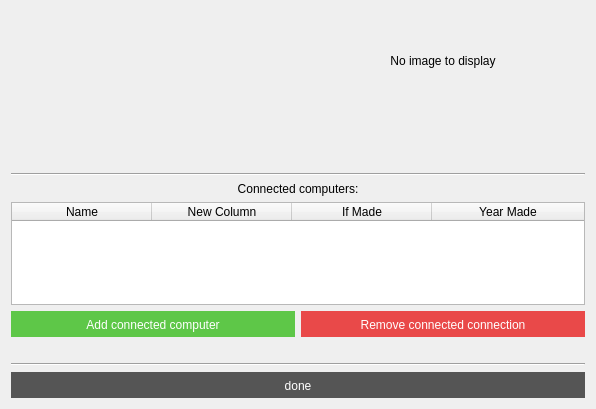
Qt form VL1-project/scientistinfowindow.ui (birkirk/vln1-35) before a commit.
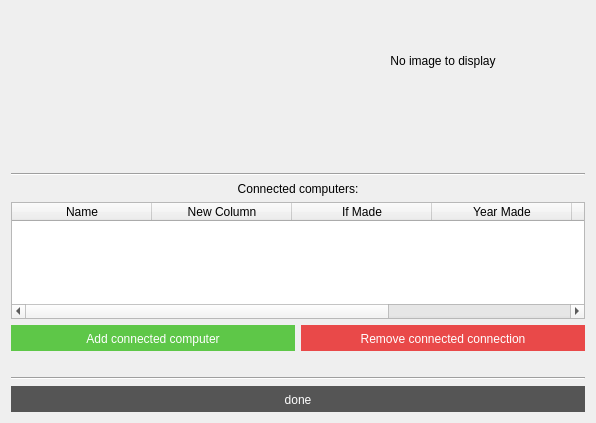
The same form after that commit.

```diff
--- a/VL1-project/scientistinfowindow.ui
+++ b/VL1-project/scientistinfowindow.ui
@@ -7,7 +7,7 @@
     <x>0</x>
     <y>0</y>
     <width>596</width>
-    <height>409</height>
+    <height>423</height>
    </rect>
   </property>
   <property name="windowTitle">
@@ -179,6 +179,16 @@
        <string>Year Made</string>
       </property>
      </column>
+     <column>
+      <property name="text">
+       <string>ID</string>
+      </property>
+     </column>
+     <column>
+      <property name="text">
+       <string/>
+      </property>
+     </column>
     </widget>
    </item>
    <item>
```
